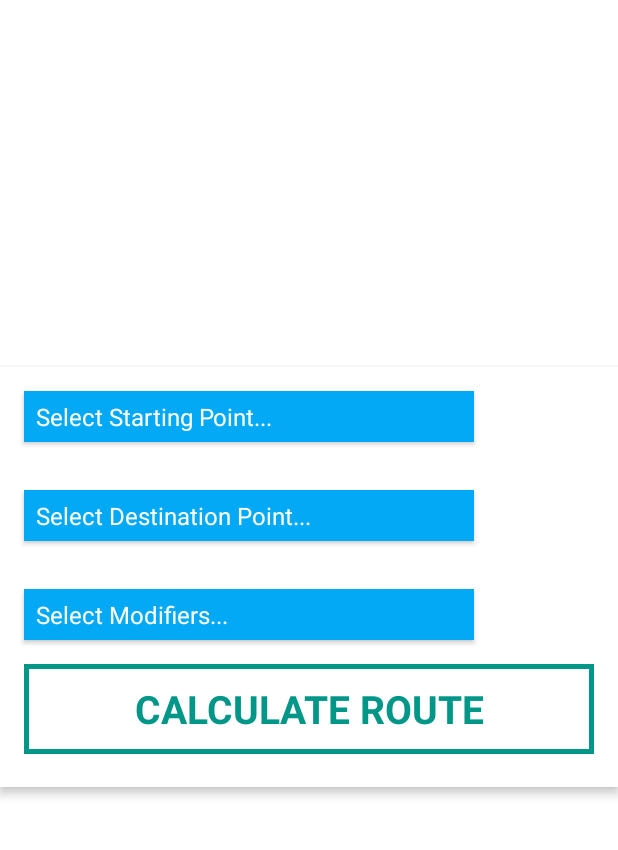
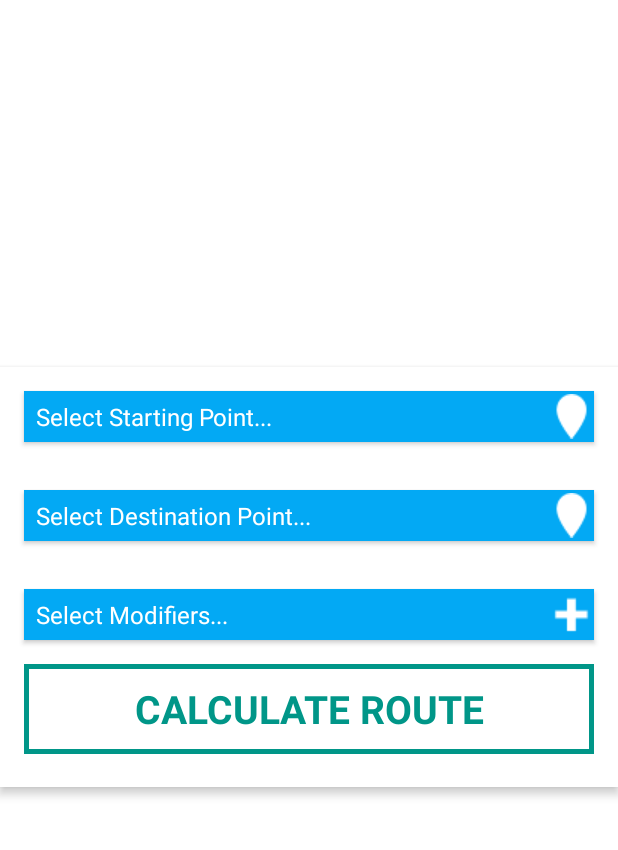
Before and after one commit to OldSchooool/Point2PointPlus, an Android app: the screen it shows after launch (Nav), on a phone screen of 412 x 824 dp, the part 305-1155 px from its top. Run offline under Robolectric (Android 15) with nearby library versions, the phone set to English and light mode, and no system bars.

Commit message:
UI mostly finished

```diff
--- /dev/null
+++ b/app/src/main/res/drawable/selectbutton.xml
@@ -0,0 +1,8 @@
+<?xml version="1.0" encoding="utf-8"?>
+<selector xmlns:android="http://schemas.android.com/apk/res/android">
+    <shape xmlns:android="http://schemas.android.com/apk/res/android">
+        <stroke android:width="5px" android:color="#009688" />
+        <solid
+            android:color="#ffffff"/>
+    </shape>
+</selector>
--- a/app/src/main/res/layout/content_nav.xml
+++ b/app/src/main/res/layout/content_nav.xml
@@ -33,22 +33,22 @@
                 android:layout_width="32dp"
                 android:layout_height="32dp"
                 android:drawableStart="@drawable/car_dark"
-                android:text="Car"
-                android:onClick="car"/>
+                android:onClick="car"
+                android:text="Car" />
 
             <android.support.design.widget.TabItem
                 android:layout_width="wrap_content"
                 android:layout_height="wrap_content"
                 android:background="@color/colorText"
-                android:text="Ride"
-                android:onClick="ride"/>
+                android:onClick="ride"
+                android:text="Ride" />
 
             <android.support.design.widget.TabItem
                 android:layout_width="match_parent"
                 android:layout_height="wrap_content"
                 android:background="@color/colorText"
-                android:text="Walk"
-                android:onClick="walk"/>
+                android:onClick="walk"
+                android:text="Walk" />
         </android.support.design.widget.TabLayout>
 
         <fragment
@@ -71,10 +71,11 @@
             <Button
                 android:id="@+id/button2"
                 style="@style/Widget.AppCompat.Button"
-                android:layout_width="300dp"
+                android:layout_width="match_parent"
                 android:layout_height="34dp"
                 android:layout_margin="@dimen/activity_horizontal_margin"
                 android:background="@color/colorAccent"
+                android:drawableRight="@drawable/points"
                 android:paddingLeft="8dp"
                 android:text="Select Starting Point..."
                 android:textAlignment="viewStart"
@@ -85,10 +86,11 @@
             <Button
                 android:id="@+id/button3"
                 style="@style/Widget.AppCompat.Button"
-                android:layout_width="300dp"
+                android:layout_width="match_parent"
                 android:layout_height="34dp"
                 android:layout_margin="@dimen/activity_horizontal_margin"
                 android:background="@color/colorAccent"
+                android:drawableRight="@drawable/points"
                 android:elevation="0dp"
                 android:paddingLeft="8dp"
                 android:text="Select Destination Point..."
@@ -100,10 +102,11 @@
             <Button
                 android:id="@+id/button4"
                 style="@style/Widget.AppCompat.Button"
-                android:layout_width="300dp"
+                android:layout_width="match_parent"
                 android:layout_height="34dp"
                 android:layout_margin="@dimen/activity_horizontal_margin"
                 android:background="@color/colorAccent"
+                android:drawableRight="@drawable/plus"
                 android:paddingLeft="8dp"
                 android:text="Select Modifiers..."
                 android:textAlignment="viewStart"
```
Also changed, not shown: app/src/main/res/drawable/plus.png (added), app/src/main/res/drawable/points.png (added).
